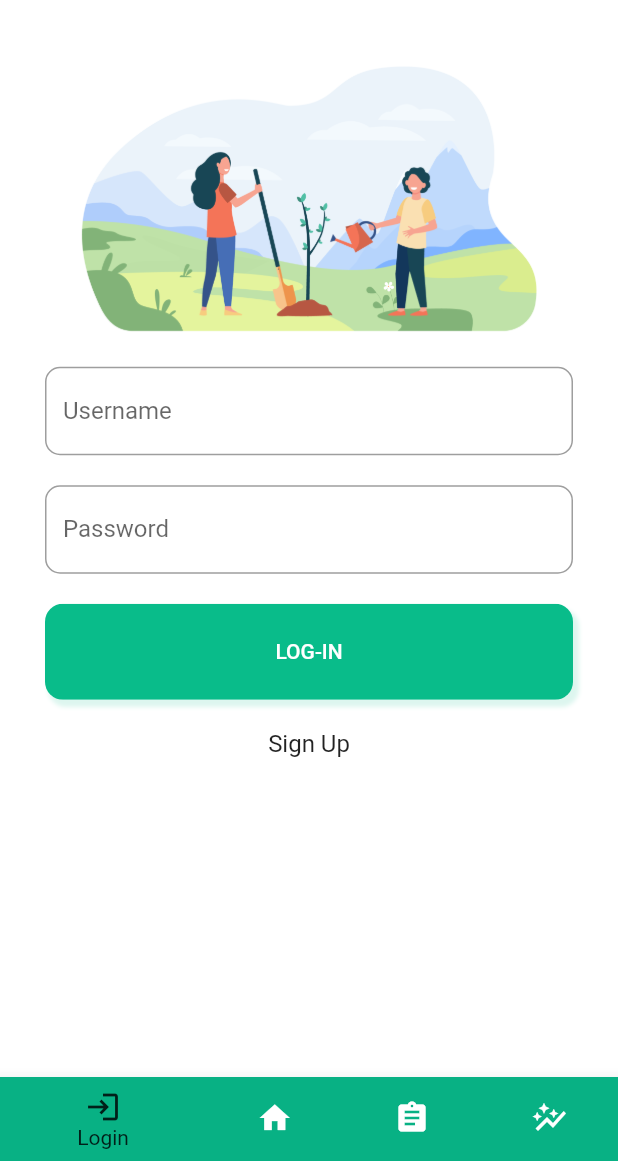
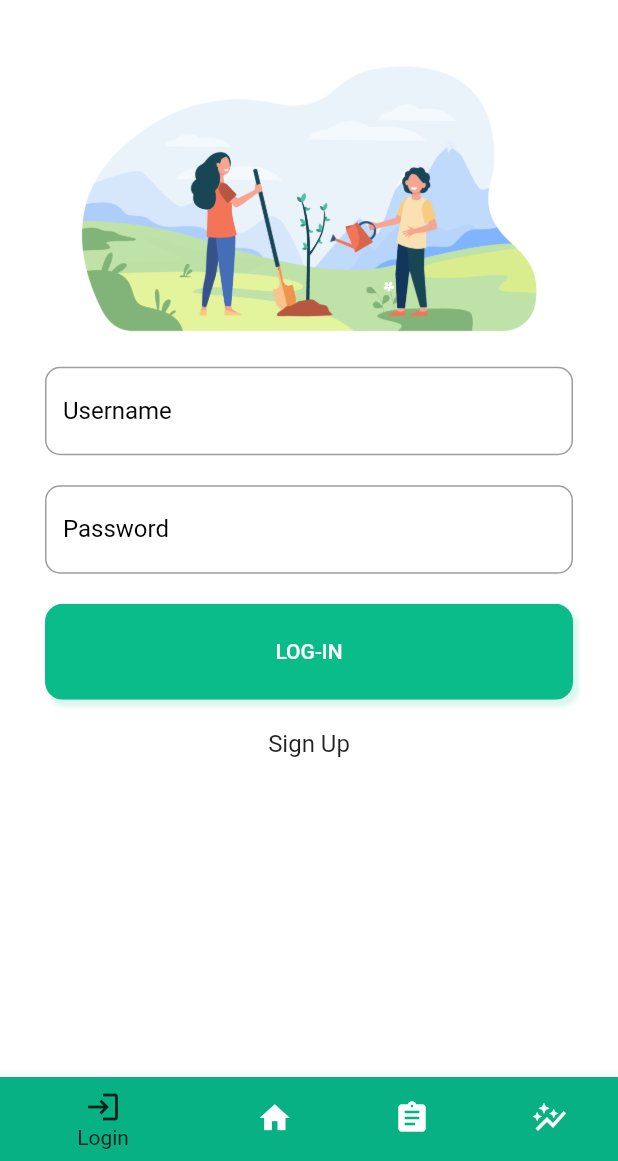
Before and after one commit to jeyeong/climate-ark-app, a Flutter app: the screen it shows after launch, on a phone screen of 412 x 824 dp, the part 75-1236 px from its top. Run offline on Flutter 3.47's test engine with Material 2 defaults, Android fonts, the phone set to English and light mode, and no system bars; our stand-ins replace fl_chart, fluttericon.

Commit message:
Fixed constants, refactored input field and button

```diff
--- a/canvas/lib/components/general/button.dart
+++ b/canvas/lib/components/general/button.dart
@@ -1,22 +1,17 @@
 import 'package:flutter/material.dart';
+import 'package:canvas/constants.dart';
 
 class Button extends StatelessWidget {
   final String text;
   final VoidCallback callback;
+  final Color color;
 
-  Button({
+  const Button({
     Key? key,
     required this.text,
     required this.callback,
+    this.color = primaryColor,
   }) : super(key: key);
-
-  final ButtonStyle buttonStyle = TextButton.styleFrom(
-    backgroundColor: const Color(0xff09bc8a),
-    padding: const EdgeInsets.symmetric(
-      vertical: 24.0,
-      horizontal: 40.0,
-    ),
-  );
 
   @override
   Widget build(BuildContext context) {
@@ -36,11 +31,17 @@ class Button extends StatelessWidget {
       child: ClipRRect(
         borderRadius: BorderRadius.circular(12),
         child: TextButton(
-          style: buttonStyle,
+          style: TextButton.styleFrom(
+            backgroundColor: color,
+            padding: const EdgeInsets.symmetric(
+              vertical: 24.0,
+              horizontal: 40.0,
+            ),
+          ),
           onPressed: callback,
           child: Text(
             text,
-            style: const TextStyle(color: Color(0xffffffff)),
+            style: const TextStyle(color: primaryWhite),
           ),
         ),
       ),
--- a/canvas/lib/components/general/input_field.dart
+++ b/canvas/lib/components/general/input_field.dart
@@ -1,15 +1,18 @@
+import 'package:canvas/constants.dart';
 import 'package:flutter/material.dart';
 
 class InputField extends StatelessWidget {
   final String title;
   final TextEditingController controller;
   final bool obscure;
+  final Color labelColor;
 
   const InputField({
     Key? key,
     required this.title,
     required this.controller,
     this.obscure = false,
+    this.labelColor = primaryBlack,
   }) : super(key: key);
 
   @override
@@ -21,6 +24,7 @@ class InputField extends StatelessWidget {
           borderRadius: BorderRadius.circular(10.0),
         ),
         labelText: title,
+        labelStyle: TextStyle(color: labelColor),
       ),
       obscureText: obscure,
     );
--- a/canvas/lib/views/login_page.dart
+++ b/canvas/lib/views/login_page.dart
@@ -1,13 +1,11 @@
-import 'package:canvas/components/general/button.dart';
 import 'package:canvas/constants.dart';
 import 'package:flutter/material.dart';
 
 import 'package:canvas/views/home_page.dart';
 import 'package:canvas/views/sign_up_page.dart';
-import 'package:canvas/views/forgot_pass_page.dart';
 
 import 'package:canvas/components/general/input_field.dart';
-import 'package:canvas/components/login/password_field.dart';
+import 'package:canvas/components/general/button.dart';
 
 class LoginPage extends StatefulWidget {
   const LoginPage({Key? key}) : super(key: key);
```
Also changed, not shown: canvas/lib/components/login/login_button.dart (deleted, +0 -57 lines), canvas/lib/components/login/password_field.dart (deleted, +0 -47 lines), canvas/lib/components/sign_up/sign_up_button.dart (deleted, +0 -57 lines), canvas/lib/constants.dart (+5 -7 lines).
